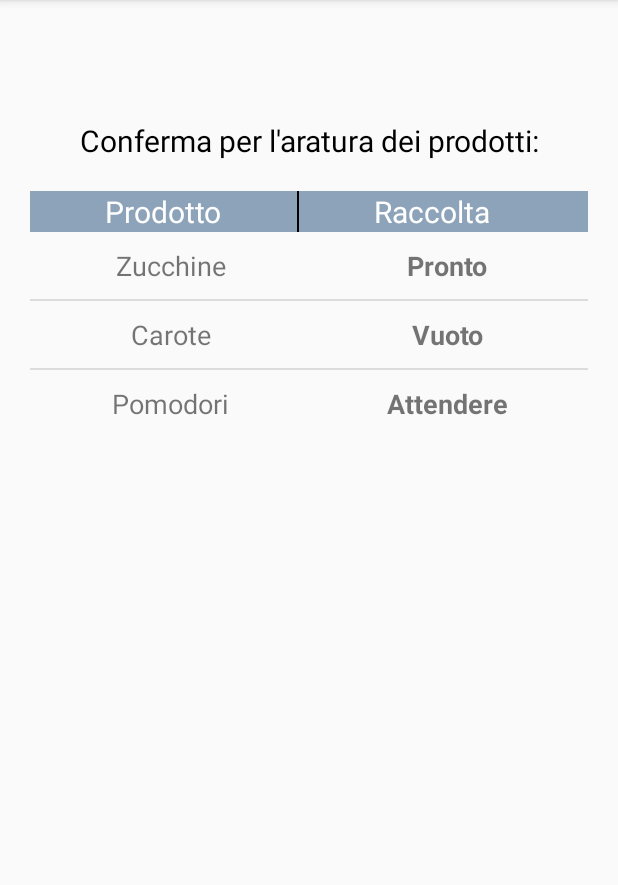
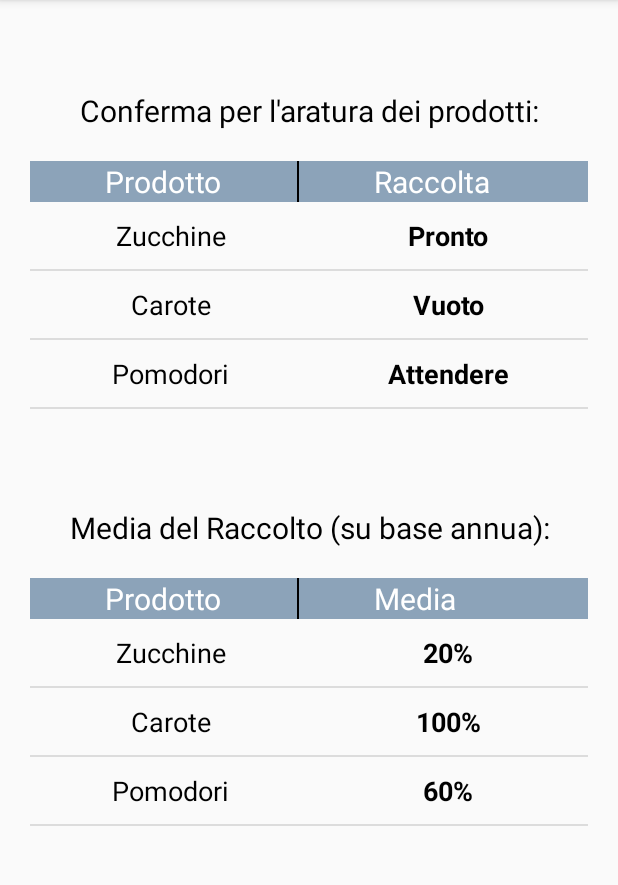
Before and after one commit to kenz097/Gruppo-18-Smart-Farming, an Android app: the Stoccaggio screen opened directly, with no data from a screen before it, on a phone screen of 412 x 824 dp, the part 84-969 px from its top. Run offline under Robolectric (Android 15) with nearby library versions, the phone set to English and light mode, and no system bars.

Commit message:
Stoccaggio Interface

```diff
--- a/app/src/main/AndroidManifest.xml
+++ b/app/src/main/AndroidManifest.xml
@@ -12,11 +12,11 @@
         <activity android:name=".MainActivity">
             <intent-filter>
                 <action android:name="android.intent.action.MAIN" />
-
                 <category android:name="android.intent.category.LAUNCHER" />
             </intent-filter>
         </activity>
         <activity android:name=".Stoccaggio">
+
         </activity>
     </application>
 
--- a/app/src/main/java/com/example/smartfarming/CustomAdapterStoccaggio.java
+++ b/app/src/main/java/com/example/smartfarming/CustomAdapterStoccaggio1.java
@@ -9,11 +9,11 @@ import android.widget.TextView;
 
 import java.util.ArrayList;
 
-public class CustomAdapterStoccaggio extends BaseAdapter {
+public class CustomAdapterStoccaggio1 extends BaseAdapter {
     Context context;
-    ArrayList<Prodotti_Stoccaggio> arrayList;
+    ArrayList<Prodotti_Stoccaggio_Table1> arrayList;
 
-    public CustomAdapterStoccaggio(Context context, ArrayList<Prodotti_Stoccaggio> arrayList){
+    public CustomAdapterStoccaggio1(Context context, ArrayList<Prodotti_Stoccaggio_Table1> arrayList){
         this.context=context;
         this.arrayList=arrayList;
     }
@@ -35,8 +35,8 @@ public class CustomAdapterStoccaggio extends BaseAdapter {
     @Override
     public View getView(int position, View convertView, ViewGroup parent) {
         convertView= LayoutInflater.from(context).inflate(R.layout.element_list_stoccaggio,parent,false);
-        TextView nomeProdotto=convertView.findViewById(R.id.nomeProdotto);
-        TextView stato=convertView.findViewById(R.id.stato);
+        TextView nomeProdotto=convertView.findViewById(R.id.row1);
+        TextView stato=convertView.findViewById(R.id.row2);
 
         nomeProdotto.setText(arrayList.get(position).getNomeProdotto());
         stato.setText(arrayList.get(position).getStato());
--- /dev/null
+++ b/app/src/main/java/com/example/smartfarming/CustomAdapterStoccaggio2.java
@@ -0,0 +1,46 @@
+package com.example.smartfarming;
+
+import android.content.Context;
+import android.view.LayoutInflater;
+import android.view.View;
+import android.view.ViewGroup;
+import android.widget.BaseAdapter;
+import android.widget.TextView;
+
+import java.util.ArrayList;
+
+public class CustomAdapterStoccaggio2 extends BaseAdapter {
+    Context context;
+    ArrayList<Prodotti_Stoccaggio_Table2> arrayList;
+
+    public CustomAdapterStoccaggio2(Context context, ArrayList<Prodotti_Stoccaggio_Table2> arrayList){
+        this.context=context;
+        this.arrayList=arrayList;
+    }
+
+    @Override
+    public int getCount() {
+        return arrayList.size();
+    }
+
+    @Override
+    public Object getItem(int position) {
+        return position;
+    }
+
+    @Override
+    public long getItemId(int position) {
+        return position;
+    }
+
+    @Override
+    public View getView(int position, View convertView, ViewGroup parent) {
+        convertView= LayoutInflater.from(context).inflate(R.layout.element_list_stoccaggio,parent,false);
+        TextView nomeProdotto=convertView.findViewById(R.id.row1);
+        TextView media=convertView.findViewById(R.id.row2);
+
+        nomeProdotto.setText(arrayList.get(position).getProdotto());
+        media.setText(arrayList.get(position).getMedia());
+        return convertView;
+    }
+}
--- a/app/src/main/java/com/example/smartfarming/Prodotti_Stoccaggio.java
+++ b/app/src/main/java/com/example/smartfarming/Prodotti_Stoccaggio_Table1.java
@@ -1,6 +1,6 @@
 package com.example.smartfarming;
 
-public class Prodotti_Stoccaggio {
+public class Prodotti_Stoccaggio_Table1 {
         private String nomeProdotto;
         private String stato;
 
@@ -17,7 +17,7 @@ public class Prodotti_Stoccaggio {
             this.stato=stato;
         }
 
-        public Prodotti_Stoccaggio(String nomeProdotto, String stato){
+        public Prodotti_Stoccaggio_Table1(String nomeProdotto, String stato){
             this.nomeProdotto=nomeProdotto;
             this.stato=stato;
         }
--- /dev/null
+++ b/app/src/main/java/com/example/smartfarming/Prodotti_Stoccaggio_Table2.java
@@ -0,0 +1,23 @@
+package com.example.smartfarming;
+
+public class Prodotti_Stoccaggio_Table2 {
+    private String prodotto;
+    private String media;
+
+    public String getProdotto(){
+        return prodotto;
+    }
+    public void setProdotto(String prodotto){
+        this.prodotto=prodotto;
+    }
+    public String getMedia(){
+        return media;
+    }
+    public void setMedia(String media){
+        this.media=media;
+    }
+    public Prodotti_Stoccaggio_Table2(String prodotto, String media) {
+        this.prodotto=prodotto;
+        this.media=media;
+    }
+}
--- a/app/src/main/java/com/example/smartfarming/Stoccaggio.java
+++ b/app/src/main/java/com/example/smartfarming/Stoccaggio.java
@@ -1,16 +1,14 @@
 package com.example.smartfarming;
 
 import android.os.Bundle;
-import android.widget.ArrayAdapter;
 import android.widget.ListView;
 
 import androidx.appcompat.app.AppCompatActivity;
 
-import java.lang.reflect.Array;
 import java.util.ArrayList;
 
 public class Stoccaggio extends AppCompatActivity {
-    private ListView list;
+    private ListView list,list2;
 
     @Override
     protected void onCreate(Bundle savedInstanceState) {
@@ -18,12 +16,24 @@ public class Stoccaggio extends AppCompatActivity {
         setContentView(R.layout.activity_stoccaggio);
 
        list=(ListView)findViewById(R.id.list);
-        ArrayList<Prodotti_Stoccaggio> array=new ArrayList<>();
-        array.add(new Prodotti_Stoccaggio("Zucchine","Pronto"));
-        array.add(new Prodotti_Stoccaggio("Carote","Vuoto"));
-        array.add(new Prodotti_Stoccaggio("Pomodori","Attendere"));
+       list2=(ListView)findViewById(R.id.list2);
 
-        CustomAdapterStoccaggio custom= new CustomAdapterStoccaggio(this, array);
-        list.setAdapter(custom);
+        ArrayList<Prodotti_Stoccaggio_Table1> array= new ArrayList<>();
+        ArrayList<Prodotti_Stoccaggio_Table2> array2= new ArrayList<>();
+
+        array.add(new Prodotti_Stoccaggio_Table1("Zucchine","Pronto"));
+        array.add(new Prodotti_Stoccaggio_Table1("Carote","Vuoto"));
+        array.add(new Prodotti_Stoccaggio_Table1("Pomodori","Attendere"));
+        array.add(new Prodotti_Stoccaggio_Table1("",""));
+
+        array2.add(new Prodotti_Stoccaggio_Table2("Zucchine","20%"));
+        array2.add(new Prodotti_Stoccaggio_Table2("Carote","100%"));
+        array2.add(new Prodotti_Stoccaggio_Table2("Pomodori","60%"));
+        array2.add(new Prodotti_Stoccaggio_Table2("",""));
+
+        CustomAdapterStoccaggio1 custom1= new CustomAdapterStoccaggio1(this, array);
+        CustomAdapterStoccaggio2 custom2= new CustomAdapterStoccaggio2(this, array2);
+        list.setAdapter(custom1);
+        list2.setAdapter(custom2);
     }
 }
--- a/app/src/main/res/layout/activity_stoccaggio.xml
+++ b/app/src/main/res/layout/activity_stoccaggio.xml
@@ -9,17 +9,25 @@
         android:layout_height="wrap_content"
         android:text="Conferma per l'aratura dei prodotti:"
         android:textSize="20sp"
-        android:layout_marginTop="80dp"
+        android:layout_marginTop="60dp"
         android:textColor="#000000"
         android:gravity="center"
         android:id="@+id/text1"/>
-    <TableLayout
+
+    <LinearLayout
+        android:layout_width="wrap_content"
+        android:layout_height="wrap_content"
+        android:orientation="horizontal"
+        android:layout_below="@+id/text1"
+        android:id="@+id/linear1">
+
+        <TableLayout
         android:layout_marginTop="20dp"
         android:layout_width="wrap_content"
         android:layout_height="wrap_content"
         android:layout_marginLeft="20dp"
         android:layout_marginRight="20dp"
-        android:layout_below="@+id/text1">
+        android:id="@+id/table">
 
         <TableRow
             android:background="@color/TableColor">
@@ -43,14 +51,67 @@
                 android:layout_marginRight="50dp"
                 android:textColor="#fff"
                 android:gravity="right"/>
+        </TableRow>
+        <ListView
+            android:id="@+id/list"
+            android:layout_width="wrap_content"
+            android:layout_height="173dp"
+            android:layout_below="@+id/text1">
+        </ListView>
+</TableLayout>
+    </LinearLayout>
 
-        </TableRow>
+    <TextView
+        android:layout_width="match_parent"
+        android:layout_height="wrap_content"
+        android:gravity="center"
+        android:text="Media del Raccolto (su base annua):"
+        android:textColor="#000000"
+        android:textSize="20sp"
+        android:id="@+id/text2"
+        android:layout_below="@id/linear1"
+        android:layout_marginTop="30dp"/>
+
+
+        <TableLayout
+            android:layout_marginTop="20dp"
+            android:layout_width="wrap_content"
+            android:layout_height="wrap_content"
+            android:layout_marginLeft="20dp"
+            android:layout_marginRight="20dp"
+            android:id="@+id/table2"
+            android:layout_below="@+id/text2">
+
+            <TableRow
+                android:background="@color/TableColor">
+                <TextView
+                    android:text="Prodotto"
+                    android:textSize="20dp"
+                    android:layout_marginLeft="50dp"
+                    android:layout_marginRight="50dp"
+                    android:textColor="#ffff"
+                    android:gravity="left"
+                    />
+                <LinearLayout
+                    android:layout_width="1dp"
+                    android:layout_height="match_parent"
+                    android:orientation="vertical"
+                    android:background="#000000"/>
+                <TextView
+                    android:text="Media"
+                    android:textSize="20dp"
+                    android:layout_marginLeft="50dp"
+                    android:layout_marginRight="50dp"
+                    android:textColor="#fff"
+                    android:gravity="right"/>
+            </TableRow>
 
     <ListView
+        android:id="@+id/list2"
         android:layout_width="wrap_content"
-        android:layout_height="wrap_content"
-        android:layout_below="@+id/text1"
-        android:id="@+id/list"/>
+        android:layout_height="173dp"
+        android:layout_below="@+id/table2">
+    </ListView>
 </TableLayout>
 
 </RelativeLayout>
--- a/app/src/main/res/layout/element_list_stoccaggio.xml
+++ b/app/src/main/res/layout/element_list_stoccaggio.xml
@@ -7,14 +7,15 @@
         android:layout_width="match_parent"
         android:layout_height="wrap_content"
         android:text=""
-        android:id="@+id/nomeProdotto"
+        android:id="@+id/row1"
         android:textSize="18dp"
+        android:textColor="#000000"
         android:padding="10dp"
         android:layout_alignRight="@+id/view"
         android:gravity="center"
         />
     <View
-        android:layout_width="2dp"
+        android:layout_width="1dp"
         android:layout_height="match_parent"
         android:layout_centerHorizontal="true"
         android:background="#000000"
@@ -24,15 +25,12 @@
         android:layout_width="match_parent"
         android:layout_height="wrap_content"
         android:text=""
-        android:id="@+id/stato"
+        android:id="@+id/row2"
         android:textSize="18dp"
         android:textStyle="bold"
+        android:textColor="#000000"
         android:padding="10dp"
         android:layout_alignLeft="@+id/view"
         android:gravity="center"
         />
-
-
-
-
 </RelativeLayout>
```
